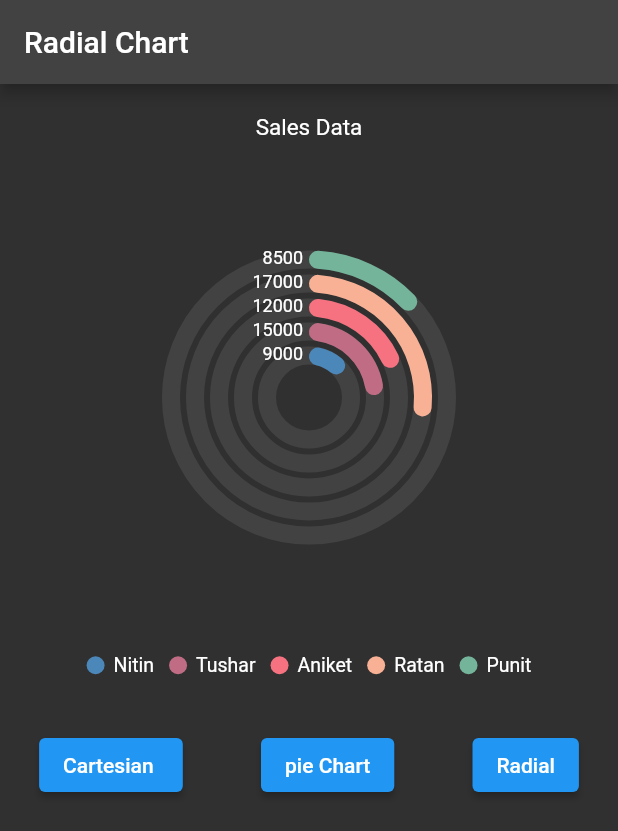
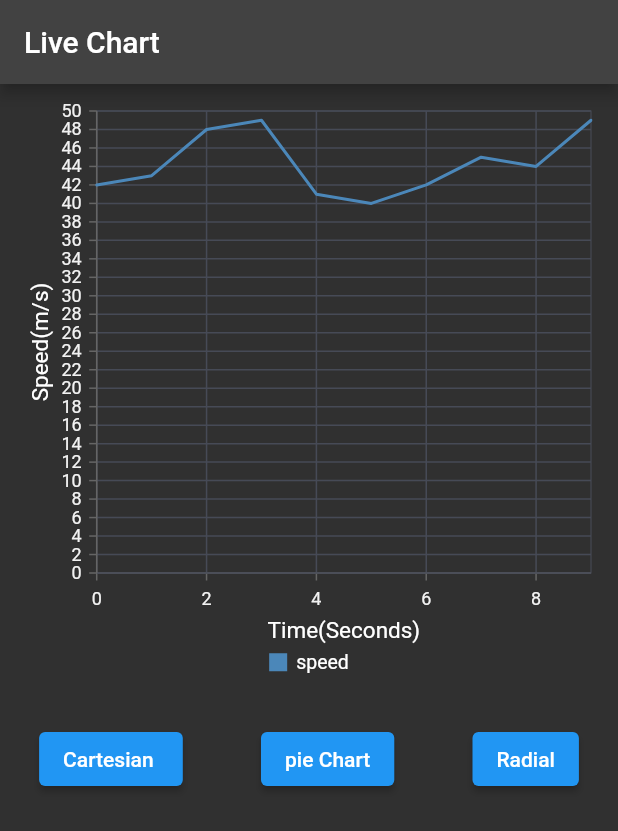
Before and after one commit to NaragudeNitin/flutter_charts, a Flutter app: the screen it shows after launch, on a phone screen of 412 x 824 dp. Shown: the top 831 px of the screen. Run offline on Flutter 3.47's test engine with Material 2 defaults, Android fonts, the phone set to English and light mode, and no system bars; our stand-ins replace syncfusion_flutter_charts.

Commit message:
Live Chart

```diff
--- a/lib/main.dart
+++ b/lib/main.dart
@@ -1,5 +1,5 @@
 import 'package:flutter/material.dart';
-import 'package:flutter_charts/widgets/radialchartwidget.dart';
+import 'widgets/livechart.dart';
 
 void main() {
   runApp(const MyApp());
@@ -17,7 +17,7 @@ class MyApp extends StatelessWidget {
         brightness: Brightness.dark,
         primarySwatch: Colors.blue,
       ),
-      home: const RadialchartWidget(),
+      home: const LiveChartWidget(),
     );
   }
 }
--- /dev/null
+++ b/lib/widgets/livechart.dart
@@ -0,0 +1,104 @@
+import 'dart:async';
+import 'dart:math' as math;
+import 'package:flutter/material.dart';
+import 'package:syncfusion_flutter_charts/charts.dart';
+
+import 'buttonwidget.dart';
+
+class LiveChartWidget extends StatefulWidget {
+  const LiveChartWidget({super.key});
+
+  @override
+  State<LiveChartWidget> createState() => _LiveChartWidgetState();
+}
+
+class _LiveChartWidgetState extends State<LiveChartWidget> {
+  late List<LiveData> chartData =[];
+  late ChartSeriesController _chartSeriesController;
+  int time = 10;
+
+  @override
+  void initState() {
+    // TODO: implement initState
+    super.initState();
+    chartData = getChartData();
+    Timer.periodic( const Duration(seconds: 1),updateDataSource);
+  }
+  @override
+  Widget build(BuildContext context) {
+    return Scaffold(
+      appBar: AppBar(
+        title: const Text('Live Chart'),
+      ),
+      body: Column(
+        children: [
+          Container(
+            margin: const EdgeInsets.all(8.0),
+            height: 400,
+            child: SfCartesianChart(
+              legend: Legend(isVisible: true),
+              series: [
+                LineSeries<LiveData, int>(
+                  onRendererCreated: (ChartSeriesController controller) {
+                    _chartSeriesController = controller;
+                  } ,
+                  dataSource: chartData,
+                  legendItemText: 'speed',
+                  xValueMapper: (LiveData data, _)=>data.time,
+                  yValueMapper: (LiveData data, _)=>data.speed,
+                  xAxisName: 'Time',
+                  yAxisName: 'Speed',
+                ),
+              ],
+              primaryXAxis: NumericAxis(
+                majorGridLines: const MajorGridLines(width: 1),
+                edgeLabelPlacement: EdgeLabelPlacement.shift,
+                interval: 2,
+                title: AxisTitle(text: 'Time(Seconds)'),
+              ),
+              primaryYAxis: NumericAxis(
+                majorGridLines: const MajorGridLines(width: 1),
+                edgeLabelPlacement: EdgeLabelPlacement.shift,
+                interval: 2,
+                title: AxisTitle(text: 'Speed(m/s)'),
+              ),
+            ),
+          ),
+          const SizedBox(height: 10,),
+          const ButtonWidet(),
+        ],
+      ),
+    );
+  }
+
+  List<LiveData> getChartData() {
+    return<LiveData>[
+      LiveData(0, 42),
+      LiveData(1, 43),
+      LiveData(2, 48),
+      LiveData(3, 49),
+      LiveData(4, 41),
+      LiveData(5, 40),
+      LiveData(6, 42),
+      LiveData(7, 45),
+      LiveData(8, 44),
+      LiveData(9, 49),
+    ];
+  }
+
+  updateDataSource(Timer timer) {
+     chartData.add(LiveData(time++, (math.Random().nextInt(60))));
+     chartData.removeAt(0);
+     _chartSeriesController.updateDataSource(
+      addedDataIndex: chartData.length-1,
+      removedDataIndex: 0,
+     );
+  }
+}
+
+class LiveData {
+  final int time;
+  final num speed;
+
+  LiveData(this.time, this.speed);
+}
--- a/lib/widgets/radialchartwidget.dart
+++ b/lib/widgets/radialchartwidget.dart
@@ -1,5 +1,4 @@
 import 'package:flutter/material.dart';
-import 'package:flutter/services.dart';
 import 'package:flutter_charts/widgets/buttonwidget.dart';
 import 'package:syncfusion_flutter_charts/charts.dart';
 
```
